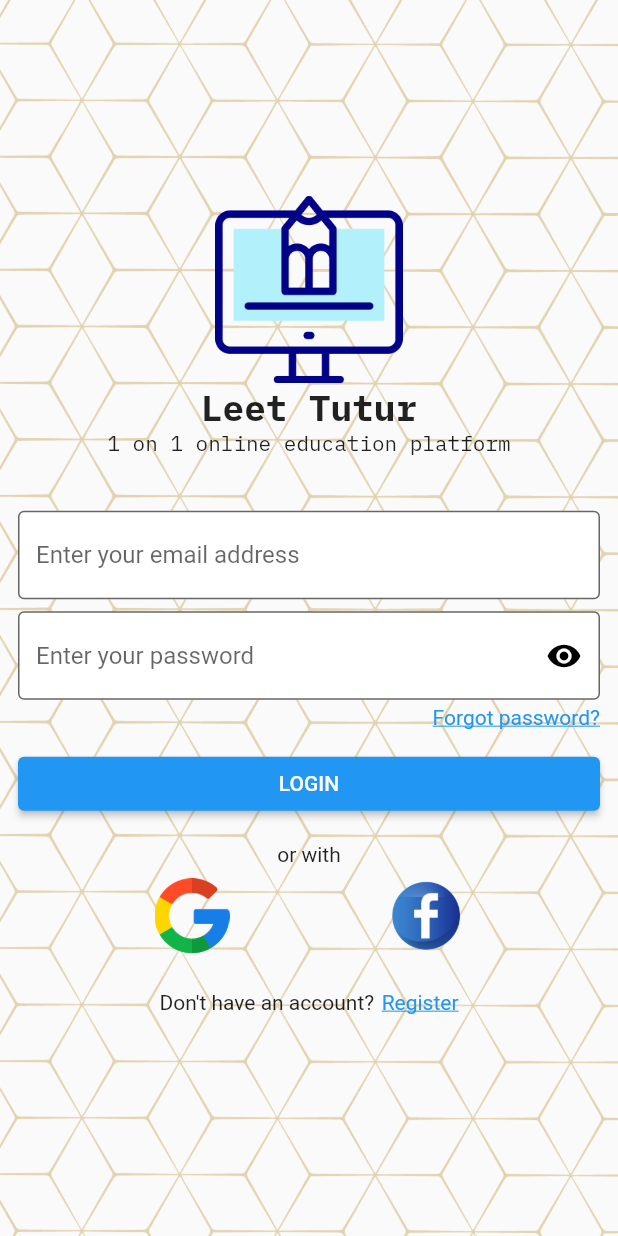
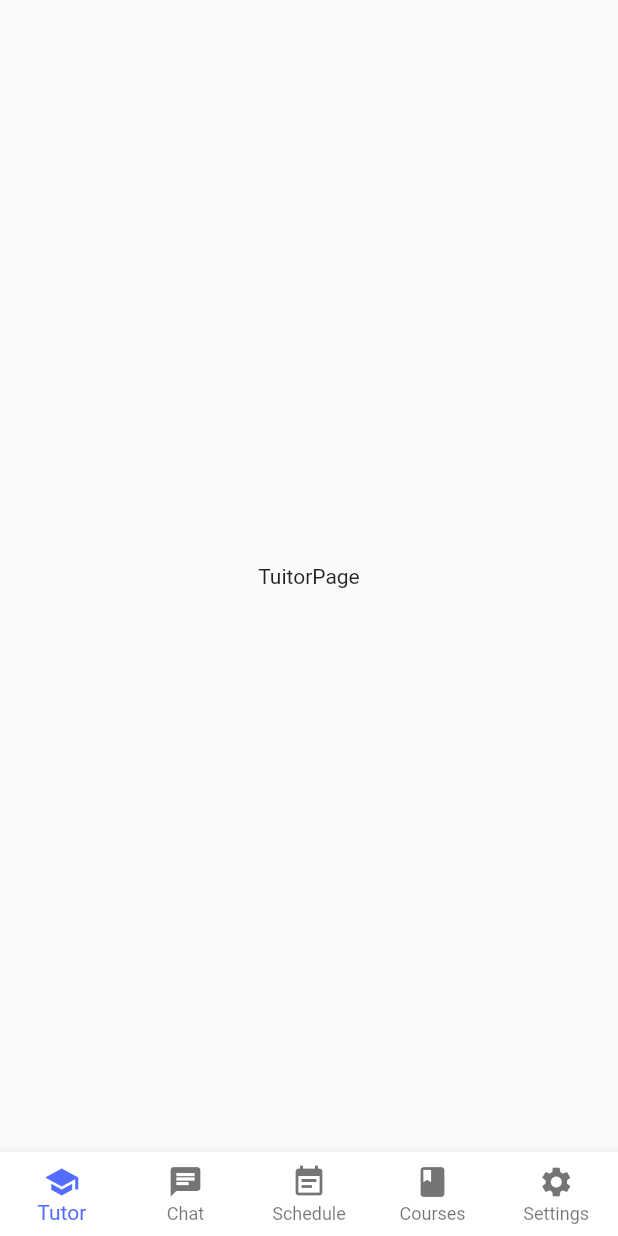
Before and after one commit to HCMUS-Advanced-Mobile-Development/LeetTutur, a Flutter app: the screen it shows after launch, on a phone screen of 412 x 824 dp. Run offline on Flutter 3.47's test engine with Material 2 defaults, Android fonts, the phone set to English and light mode, and no system bars; our stand-ins replace flutter_mobx, get_it, mobx, recase, validators; generated files the repository leaves out were written again.

Commit message:
Layout for tab navigation

```diff
--- a/lib/constants/route_constants.dart
+++ b/lib/constants/route_constants.dart
@@ -1,17 +1,47 @@
 import 'package:flutter/material.dart';
+import 'package:leet_tutur/generated/l10n.dart';
+import 'package:leet_tutur/ui/chat_page/chat_page.dart';
 
 import '../ui/auth/forgot_password.dart';
 import '../ui/auth/login.dart';
 import '../ui/auth/register.dart';
+import '../ui/courses_page/courses_page.dart';
+import '../ui/home_tabs/home_tabs.dart';
+import '../ui/schedule_page/schedule_page.dart';
+import '../ui/settings_page/settings_page.dart';
+import '../ui/tutor_page/tuitor_page.dart';
 
 class RouteConstants {
   static const login = "login";
   static const register = "register";
   static const forgotPassword = "forgot password";
+  static const homeTabs = "home tabs";
 
   static final routesMap = <String, WidgetBuilder>{
     login: (BuildContext context) => const Login(),
     register: (BuildContext context) => const Register(),
     forgotPassword: (BuildContext context) => const ForgotPassword(),
+    homeTabs: (BuildContext context) => const HomeTabs(),
   };
+
+  static final bottomBarItems = <BottomNavigationBarItem>[
+    BottomNavigationBarItem(
+        icon: const Icon(Icons.school), label: S.current.tutor),
+    BottomNavigationBarItem(
+        icon: const Icon(Icons.chat), label: S.current.chat),
+    BottomNavigationBarItem(
+        icon: const Icon(Icons.event_note), label: S.current.schedule),
+    BottomNavigationBarItem(
+        icon: const Icon(Icons.book), label: S.current.courses),
+    BottomNavigationBarItem(
+        icon: const Icon(Icons.settings), label: S.current.settings)
+  ];
+
+  static final tabScreens = <Widget>[
+    const TutorPage(),
+    const ChatPage(),
+    const SchedulePage(),
+    const CoursesPage(),
+    const SettingsPage(),
+  ];
 }
--- a/lib/l10n/intl_en.arb
+++ b/lib/l10n/intl_en.arb
@@ -11,5 +11,10 @@
 	"resetPassword": "Reset your password",
 	"pleaseEnterCorrectEmailFormat": "Please enter correct email format",
 	"pleaseEnterSomeValue": "Please enter some value",
-	"yourPasswordIsInCorrect": "Your password is incorrect"
+	"yourPasswordIsInCorrect": "Your password is incorrect",
+	"tutor": "Tutor",
+	"chat": "Chat",
+	"schedule": "Schedule",
+	"courses": "Courses",
+	"settings": "Settings"
 }
--- a/lib/l10n/intl_vi.arb
+++ b/lib/l10n/intl_vi.arb
@@ -11,5 +11,10 @@
 	"resetPassword": "Đặt lại mật khẩu của bạn",
 	"pleaseEnterCorrectEmailFormat": "Vui lòng nhập đúng định dạng email",
 	"pleaseEnterSomeValue": "Vui lòng nhập giá trị",
-	"yourPasswordIsInCorrect": "Mật khẩu của bạn không chính xác"
+	"yourPasswordIsInCorrect": "Mật khẩu của bạn không chính xác",
+	"chat": "Chat",
+	"courses": "Khóa học",
+	"schedule": "Lịch trình",
+	"settings": "Cài đặt",
+	"tutor": "Gia sư"
 }
--- /dev/null
+++ b/lib/ui/home_tabs/home_tabs.dart
@@ -0,0 +1,35 @@
+import 'package:flutter/material.dart';
+
+import '../../constants/route_constants.dart';
+
+class HomeTabs extends StatefulWidget {
+  const HomeTabs({Key? key}) : super(key: key);
+
+  @override
+  _HomeTabsState createState() => _HomeTabsState();
+}
+
+class _HomeTabsState extends State<HomeTabs> {
+  int _selectedIndex = 0;
+
+  @override
+  Widget build(BuildContext context) {
+    return Scaffold(
+      bottomNavigationBar: BottomNavigationBar(
+          type: BottomNavigationBarType.fixed,
+          backgroundColor: Theme.of(context).bottomAppBarColor,
+          selectedItemColor: Colors.indigoAccent,
+          unselectedItemColor: Theme.of(context).unselectedWidgetColor,
+          items: RouteConstants.bottomBarItems,
+          currentIndex: _selectedIndex,
+          onTap: (index) {
+            setState(() {
+              _selectedIndex = index;
+            });
+          }),
+      body: Center(
+        child: RouteConstants.tabScreens.elementAt(_selectedIndex),
+      ),
+    );
+  }
+}
--- /dev/null
+++ b/lib/ui/tutor_page/tuitor_page.dart
@@ -0,0 +1,19 @@
+import 'package:flutter/material.dart';
+
+class TutorPage extends StatefulWidget {
+  const TutorPage({Key? key}) : super(key: key);
+
+  @override
+  _TutorPageState createState() => _TutorPageState();
+}
+
+class _TutorPageState extends State<TutorPage> {
+  @override
+  Widget build(BuildContext context) {
+    return Container(
+      child: Center(
+        child: Text("TuitorPage"),
+      ),
+    );
+  }
+}
```
Also changed, not shown: lib/main.dart (+3 -13 lines), lib/ui/auth/login.dart (+7 -3 lines), lib/ui/chat_page/chat_page.dart (added, +17 -0 lines), lib/ui/courses_page/courses_page.dart (added, +19 -0 lines), lib/ui/schedule_page/schedule_page.dart (added, +17 -0 lines), lib/ui/settings_page/settings_page.dart (added, +17 -0 lines), lib/generated/intl/messages_en.dart, lib/generated/intl/messages_vi.dart, lib/generated/l10n.dart, 1 other file.
